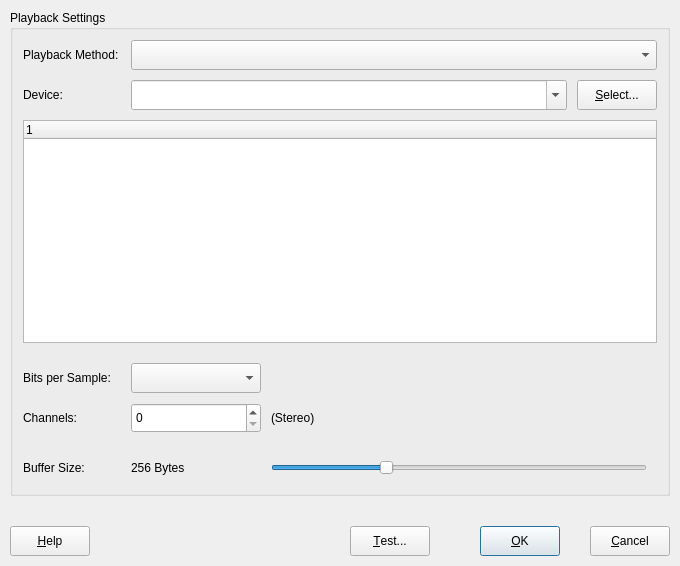
This is plugins/playback/PlayBackDlg.ui in KDE/kwave as Qt 5 draws it before an edit. The edited form follows.
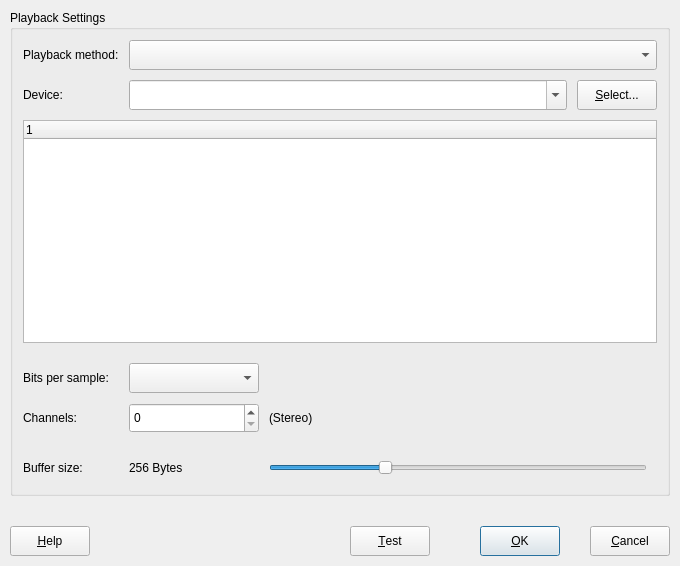
This is the edited form. Custom widgets are drawn as their Qt base class.

The edit to the form file:
```diff
--- a/plugins/playback/PlayBackDlg.ui
+++ b/plugins/playback/PlayBackDlg.ui
@@ -137,7 +137,7 @@
       <item row="0" column="0" colspan="2">
        <widget class="QLabel" name="textLabel1">
         <property name="text">
-         <string>Playback Method:</string>
+         <string>Playback method:</string>
         </property>
         <property name="wordWrap">
          <bool>false</bool>
@@ -220,7 +220,7 @@
       <item row="7" column="0" colspan="2">
        <widget class="QLabel" name="textLabel5">
         <property name="text">
-         <string>Buffer Size:</string>
+         <string>Buffer size:</string>
         </property>
         <property name="wordWrap">
          <bool>false</bool>
@@ -256,7 +256,7 @@
       <item row="4" column="0">
        <widget class="QLabel" name="textLabel3">
         <property name="text">
-         <string>Bits per Sample:</string>
+         <string>Bits per sample:</string>
         </property>
         <property name="wordWrap">
          <bool>false</bool>
@@ -479,7 +479,7 @@
         <string>&lt;b&gt;Test...&lt;/b&gt;&lt;p&gt;Try to play a short sound using the current settings.&lt;/p&gt;&lt;p&gt;&lt;i&gt;(sorry, not implemented yet!)&lt;/i&gt;&lt;/p&gt;</string>
        </property>
        <property name="text">
-        <string>&amp;Test...</string>
+        <string>&amp;Test</string>
        </property>
        <property name="shortcut">
         <string>Alt+T</string>
```
Left out of the diff: 22 changed lines with no effect on the pictures.
